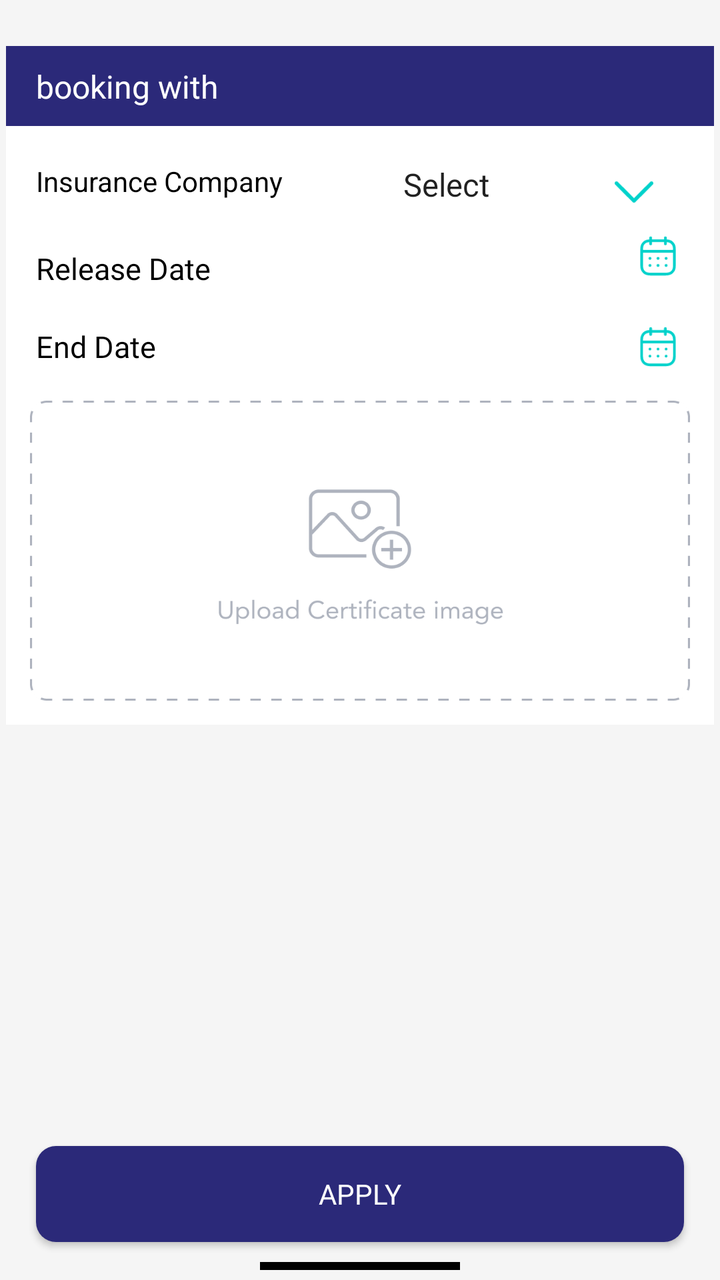
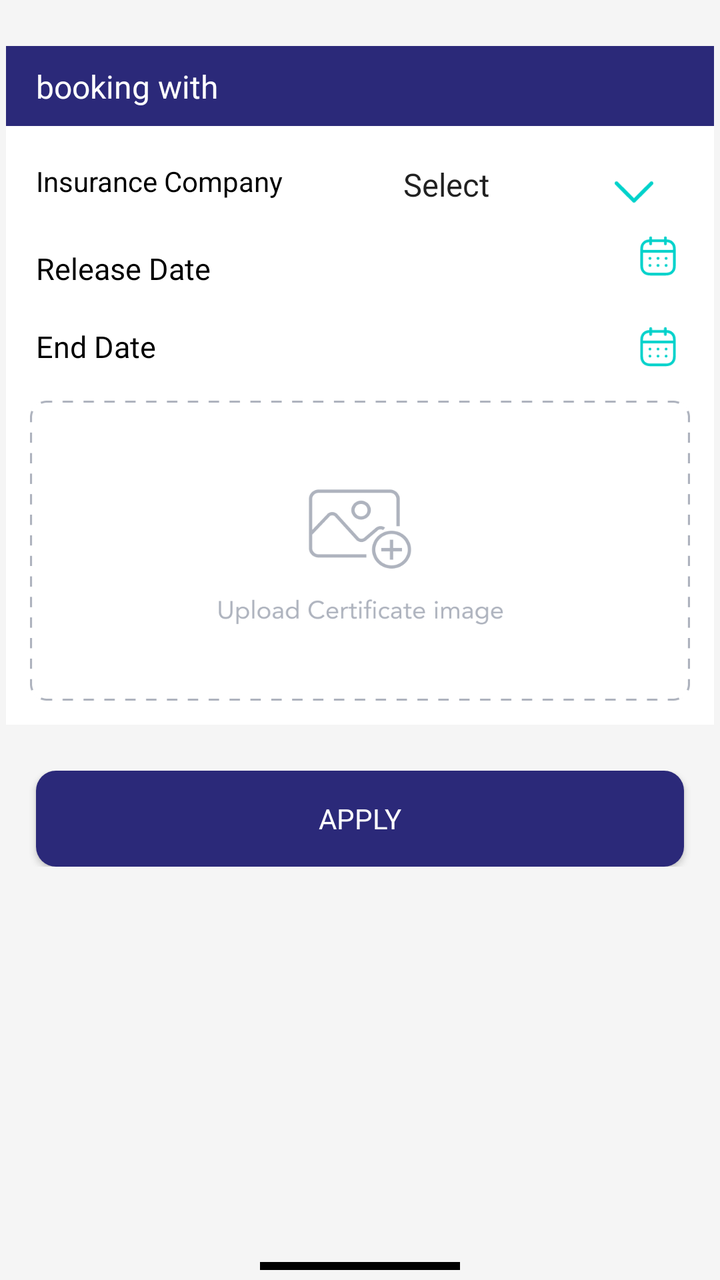

The first picture is an Android layout as it rendered before a commit; the second is the same layout after the commit. The layout source and the unified diff follow.
<!-- AndroidManifest.xml: application theme Theme.NewDesign -->
<!-- res/layout/layout_bottomsheet_bookwithinsurance.xml -->
<?xml version="1.0" encoding="utf-8"?>
<androidx.constraintlayout.widget.ConstraintLayout
    xmlns:android="http://schemas.android.com/apk/res/android"
    xmlns:app="http://schemas.android.com/apk/res-auto"
    xmlns:tools="http://schemas.android.com/tools"
    android:layout_width="match_parent"
    android:layout_height="450dp"
    android:id="@+id/bookwithinsurance"
    app:behavior_hideable="true"
    app:layout_behavior="com.google.android.material.bottomsheet.BottomSheetBehavior"
    android:background="@color/bg_color_gray"
    tools:context=".fragment.home.FilterFragment">

    <androidx.constraintlayout.widget.ConstraintLayout
        android:layout_width="match_parent"
        android:layout_height="match_parent"
        >



    <androidx.constraintlayout.widget.ConstraintLayout
        android:id="@+id/layout"
        android:layout_width="match_parent"
        android:layout_height="0dp"
        android:padding="3dp"
        app:layout_constraintBottom_toTopOf="@+id/btn_Apply"
        app:layout_constraintEnd_toEndOf="parent"
        app:layout_constraintStart_toStartOf="parent"
       app:layout_constraintTop_toTopOf="parent">


        <androidx.core.widget.NestedScrollView
            android:layout_width="match_parent"
            android:layout_height="wrap_content"
            app:layout_constraintTop_toTopOf="parent"
            app:layout_constraintEnd_toEndOf="parent"
            app:layout_constraintStart_toStartOf="parent"
            android:layout_marginBottom="15dp"
            >
            <androidx.constraintlayout.widget.ConstraintLayout
                android:layout_width="match_parent"
                android:layout_height="match_parent">

                <androidx.constraintlayout.widget.ConstraintLayout
                    android:id="@+id/layout_Examination"
                    android:layout_width="match_parent"
                    android:layout_height="wrap_content"
                    android:layout_marginTop="20dp"
                    android:background="@color/white"
                    app:layout_constraintEnd_toEndOf="parent"
                    app:layout_constraintStart_toStartOf="parent"
                    app:layout_constraintTop_toTopOf="parent">

                    <androidx.constraintlayout.widget.ConstraintLayout
                        android:id="@+id/layout_ExaminationtypeId"
                        android:layout_width="match_parent"
                        android:layout_height="40dp"
                        android:background="@color/blue"
                        app:layout_constraintEnd_toEndOf="parent"
                        app:layout_constraintStart_toStartOf="parent"
                        app:layout_constraintTop_toTopOf="parent">

                        <com.google.android.material.imageview.ShapeableImageView
                            android:id="@+id/iv_ExaminationtypearrowRight"
                            android:layout_width="20dp"
                            android:layout_height="20dp"
                            android:layout_marginEnd="15dp"
                            android:adjustViewBounds="true"
                            android:visibility="gone"
                            android:src="@drawable/ic_arrowup"
                            app:layout_constraintBottom_toBottomOf="parent"
                            app:layout_constraintEnd_toEndOf="parent"
                            app:layout_constraintTop_toTopOf="parent" />

                        <androidx.constraintlayout.widget.ConstraintLayout
                            android:id="@+id/layout_ivCollabsarrowdownExaminationtype"
                            android:layout_width="20dp"
                            android:layout_height="20dp"
                            android:layout_marginEnd="15dp"
                            android:background="@drawable/bg_circle"
                            android:visibility="gone"
                            app:layout_constraintBottom_toBottomOf="parent"
                            app:layout_constraintEnd_toEndOf="parent"
                            app:layout_constraintTop_toTopOf="parent">

                            <com.google.android.material.imageview.ShapeableImageView
                                android:id="@+id/ivCollabsarrowdownExaminationtype"
                                android:layout_width="12dp"
                                android:layout_height="12dp"
                                android:adjustViewBounds="true"
                                android:src="@drawable/ic_arrowdwonwhite"
                                app:layout_constraintBottom_toBottomOf="parent"
                                app:layout_constraintEnd_toEndOf="parent"
                                app:layout_constraintStart_toStartOf="parent"
                                app:layout_constraintTop_toTopOf="parent" />
                        </androidx.constraintlayout.widget.ConstraintLayout>


                        <androidx.appcompat.widget.AppCompatTextView
                            android:id="@+id/tv_Examinationtype"
                            android:layout_width="wrap_content"
                            android:layout_height="wrap_content"
                            android:layout_marginStart="15dp"
                            android:fontFamily="@font/avenirltstd_roman"
                            android:text="booking with "
                            android:textColor="@color/white"
                            android:textSize="16sp"
                            app:layout_constraintBottom_toBottomOf="parent"
                            app:layout_constraintStart_toStartOf="parent"
                            app:layout_constraintTop_toTopOf="parent" />
                    </androidx.constraintlayout.widget.ConstraintLayout>

                    <TextView android:layout_width="0dp" android:layout_height="wrap_content"
                              android:id="@+id/tv_companyname"
                              android:textColor="@color/black"
                              android:text="Insurance Company"
                              android:layout_marginStart="15dp"
                              app:layout_constraintStart_toStartOf="parent"
                              app:layout_constraintBottom_toBottomOf="@+id/layout_Examinationtypedetails"
                              app:layout_constraintTop_toBottomOf="@+id/layout_ExaminationtypeId"
                              app:layout_constraintEnd_toStartOf="@+id/layout_Examinationtypedetails"/>
                    <androidx.constraintlayout.widget.ConstraintLayout
                        android:id="@+id/layout_Examinationtypedetails"
                        android:layout_width="0dp"
                        android:layout_height="50dp"
                        android:layout_marginTop="5dp"
                        android:layout_marginStart="15dp"
                        android:layout_marginEnd="15dp"
                        android:layout_marginBottom="5dp"
                        app:layout_constraintEnd_toEndOf="parent"
                        app:layout_constraintStart_toEndOf="@+id/tv_companyname"
                        app:layout_constraintTop_toBottomOf="@+id/layout_ExaminationtypeId">

                        <androidx.appcompat.widget.AppCompatSpinner
                                android:id="@+id/sp_status"
                                android:layout_width="0dp"
                                android:layout_height="48dp"
                                android:layout_marginBottom="15dp"
                                android:layout_marginEnd="12dp"
                                android:layout_marginTop="20dp"
                                android:background="@drawable/spinner_style"
                                android:textSize="12sp"
                                android:entries="@array/choose"
                                app:layout_constraintBottom_toBottomOf="parent"
                                app:layout_constraintEnd_toEndOf="parent"
                                app:layout_constraintHorizontal_bias="1.0"
                                app:layout_constraintStart_toStartOf="parent"
                                app:layout_constraintTop_toTopOf="parent"
                                app:layout_constraintVertical_bias="0.6"/>

                        <androidx.appcompat.widget.AppCompatImageView
                            android:id="@+id/iv_sparrowdown"
                            android:layout_width="20dp"
                            android:layout_height="20dp"
                            android:layout_gravity="center_horizontal"
                            android:layout_marginEnd="15dp"
                            android:layout_marginBottom="12dp"
                            android:gravity="start"
                            android:src="@drawable/ic_arrowdwon"
                            app:layout_constraintBottom_toBottomOf="parent"
                            app:layout_constraintEnd_toEndOf="parent" />


                    </androidx.constraintlayout.widget.ConstraintLayout>


                    <androidx.constraintlayout.widget.ConstraintLayout
                            android:id="@+id/layout_ReleaseDate"
                            android:layout_width="match_parent"
                            android:layout_height="wrap_content"
                            android:layout_marginTop="15dp"
                            android:padding="3dp"
                            app:layout_constraintTop_toBottomOf="@+id/tv_companyname">


                        <androidx.appcompat.widget.AppCompatTextView
                                android:id="@+id/tv_ReleaseDate"
                                android:layout_width="wrap_content"
                                android:layout_height="wrap_content"
                                android:layout_marginStart="10dp"
                                android:fontFamily="@font/avenirltstd_roman"
                                android:gravity="start"
                                android:padding="2dp"
                                android:text="@string/release_date"
                                android:textColor="@color/black"
                                android:textSize="15sp"
                                app:layout_constraintBottom_toBottomOf="parent"
                                app:layout_constraintStart_toStartOf="parent"
                                app:layout_constraintTop_toTopOf="parent" />

                        <androidx.appcompat.widget.AppCompatTextView
                                android:id="@+id/releaseDate"
                                android:layout_width="0dp"
                                android:layout_height="wrap_content"
                                android:layout_marginStart="15dp"
                                android:layout_marginEnd="15dp"
                                android:fontFamily="@font/avenirltstd_black"
                                android:gravity="start"
                                android:padding="2dp"
                                android:text=""
                                android:textColor="@color/blue"
                                android:textSize="12sp"
                                app:layout_constraintStart_toEndOf="@+id/tv_ReleaseDate"
                                app:layout_constraintBottom_toBottomOf="parent"
                                app:layout_constraintTop_toTopOf="parent" />

                        <androidx.appcompat.widget.AppCompatImageView
                                android:id="@+id/iv_releaseDate"
                                android:layout_width="20dp"
                                android:layout_height="20dp"
                                android:layout_gravity="center_horizontal"
                                android:layout_marginEnd="15dp"
                                android:layout_marginBottom="12dp"
                                android:gravity="start"
                                android:src="@drawable/ic_calender"
                                app:layout_constraintTop_toTopOf="parent"
                                app:layout_constraintBottom_toBottomOf="parent"
                                app:layout_constraintEnd_toEndOf="parent" />
                    </androidx.constraintlayout.widget.ConstraintLayout>

                    <androidx.constraintlayout.widget.ConstraintLayout
                            android:id="@+id/layout_Expirydate"
                            android:layout_width="match_parent"
                            android:layout_height="wrap_content"
                            android:layout_marginTop="5dp"
                            android:layout_marginBottom="5dp"
                            android:padding="3dp"
                            app:layout_constraintTop_toBottomOf="@+id/layout_ReleaseDate">


                        <androidx.appcompat.widget.AppCompatTextView
                                android:id="@+id/tv_Expirydate"
                                android:layout_width="wrap_content"
                                android:layout_height="wrap_content"
                                android:layout_marginStart="10dp"
                                android:fontFamily="@font/avenirltstd_roman"
                                android:gravity="start"
                                android:padding="2dp"
                                android:text="@string/end_date"
                                android:textColor="@color/black"
                                android:textSize="15sp"
                                app:layout_constraintBottom_toBottomOf="parent"
                                app:layout_constraintStart_toStartOf="parent"
                                app:layout_constraintTop_toTopOf="parent" />

                        <androidx.appcompat.widget.AppCompatTextView
                                android:id="@+id/endDate"
                                android:layout_width="0dp"
                                android:layout_height="wrap_content"
                                android:layout_marginStart="15dp"
                                android:layout_marginEnd="15dp"
                                android:fontFamily="@font/avenirltstd_black"
                                android:gravity="start"
                                android:padding="2dp"
                                android:text=""
                                android:textColor="@color/blue"
                                android:textSize="12sp"
                                app:layout_constraintStart_toEndOf="@+id/tv_Expirydate"
                                app:layout_constraintBottom_toBottomOf="parent"
                                app:layout_constraintTop_toTopOf="parent" />
                        <androidx.appcompat.widget.AppCompatImageView
                                android:id="@+id/iv_endDate"
                                android:layout_width="20dp"
                                android:layout_height="20dp"
                                android:layout_gravity="center_horizontal"
                                android:layout_marginEnd="15dp"
                                android:gravity="start"
                                android:src="@drawable/ic_calender"
                                app:layout_constraintTop_toTopOf="parent"
                                app:layout_constraintBottom_toBottomOf="parent"
                                app:layout_constraintEnd_toEndOf="parent" />
                    </androidx.constraintlayout.widget.ConstraintLayout>


                    <com.google.android.material.card.MaterialCardView
                            android:id="@+id/card_certificate"
                            android:layout_width="match_parent"
                            android:layout_height="150dp"
                            android:layout_margin="12dp"
                            app:cardCornerRadius="6dp"
                            app:cardElevation="0dp"
                            app:layout_constraintBottom_toBottomOf="parent"
                            app:layout_constraintStart_toStartOf="parent"
                            app:layout_constraintEnd_toEndOf="parent"
                            app:layout_constraintTop_toBottomOf="@+id/layout_Expirydate"
                    >

                        <com.google.android.material.imageview.ShapeableImageView
                                android:id="@+id/iv_certificate"
                                android:layout_width="match_parent"
                                android:layout_height="match_parent"
                                android:scaleType="fitXY"
                                android:src="@drawable/certificate_image" />
                    </com.google.android.material.card.MaterialCardView>


                </androidx.constraintlayout.widget.ConstraintLayout>



            </androidx.constraintlayout.widget.ConstraintLayout>

        </androidx.core.widget.NestedScrollView>

    </androidx.constraintlayout.widget.ConstraintLayout>


    <androidx.appcompat.widget.AppCompatButton
        android:id="@+id/btn_Apply"
        android:layout_width="0dp"
        android:layout_height="wrap_content"
        android:layout_marginTop="15dp"
        android:layout_marginBottom="10dp"
        android:background="@drawable/bg_chooselang_button"
        android:fontFamily="@font/avenirltstd_black"
        android:padding="5dp"
        android:text="@string/apply"
        android:textColor="@color/white"
        android:textSize="14sp"
        app:layout_constraintBottom_toTopOf="@+id/imageView"
        app:layout_constraintEnd_toEndOf="parent"
        app:layout_constraintStart_toStartOf="parent"
        app:layout_constraintTop_toBottomOf="@+id/layout"
        app:layout_constraintWidth_percent=".9" />
        <ProgressBar
            android:id="@+id/progress_bar"
            android:layout_width="wrap_content"
            android:layout_height="wrap_content"
            app:layout_constraintEnd_toEndOf="@+id/btn_Apply"
            app:layout_constraintStart_toStartOf="@+id/btn_Apply"
            app:layout_constraintBottom_toBottomOf="@+id/btn_Apply"
            app:layout_constraintTop_toTopOf="@+id/btn_Apply"
            android:visibility="gone"
            />

    <ImageView
        android:id="@+id/imageView"
        android:layout_width="100dp"
        android:layout_height="4dp"
        android:layout_marginTop="20dp"
        android:layout_marginBottom="5dp"
        android:adjustViewBounds="true"
        android:background="@color/black"
        app:layout_constraintBottom_toBottomOf="parent"
        app:layout_constraintEnd_toEndOf="parent"
        app:layout_constraintStart_toStartOf="parent" />

    </androidx.constraintlayout.widget.ConstraintLayout>

</androidx.constraintlayout.widget.ConstraintLayout>
<!-- resources referenced by this layout -->
<resources>
  <array name="choose">
          <item>Select</item>
      </array>
  <color name="bg_color_gray">#F5F5F5</color>
  <color name="black">#FF000000</color>
  <color name="blue">#2B2979</color>
  <color name="white">#FFFFFFFF</color>
  <!-- drawable bg_chooselang_button (drawable) -->
  <?xml version="1.0" encoding="utf-8"?>
  <shape xmlns:android="http://schemas.android.com/apk/res/android"
      android:shape="rectangle"
      >
  
      <corners android:radius="10dp"/>
      <solid android:color="@color/blue"/>
  
  
  </shape>
  <!-- drawable bg_circle (drawable) -->
  <?xml version="1.0" encoding="utf-8"?>
  <shape xmlns:android="http://schemas.android.com/apk/res/android"
      android:shape="oval"
      >
  
      <size android:width="20dp" android:height="20dp"/>
      <solid android:color="@color/blue"/>
  
  </shape>
  <!-- drawable ic_arrowdwon (drawable) -->
  <vector xmlns:android="http://schemas.android.com/apk/res/android"
      android:width="16dp"
      android:height="10dp"
      android:viewportWidth="16"
      android:viewportHeight="10">
    <path
        android:pathData="M0.47,0.97C0.736,0.703 1.153,0.679 1.446,0.897L1.53,0.97L8,7.439L14.47,0.97C14.736,0.703 15.153,0.679 15.446,0.897L15.53,0.97C15.797,1.236 15.821,1.653 15.603,1.946L15.53,2.03L8.53,9.03C8.264,9.297 7.847,9.321 7.554,9.103L7.47,9.03L0.47,2.03C0.177,1.737 0.177,1.263 0.47,0.97Z"
        android:fillColor="#00D2CB"/>
  </vector>
  <!-- drawable ic_arrowdwonwhite (drawable) -->
  <vector xmlns:android="http://schemas.android.com/apk/res/android"
      android:width="16dp"
      android:height="10dp"
      android:viewportWidth="16"
      android:viewportHeight="10">
    <path
        android:pathData="M0.47,0.97C0.736,0.703 1.153,0.679 1.446,0.897L1.53,0.97L8,7.439L14.47,0.97C14.736,0.703 15.153,0.679 15.446,0.897L15.53,0.97C15.797,1.236 15.821,1.653 15.603,1.946L15.53,2.03L8.53,9.03C8.264,9.297 7.847,9.321 7.554,9.103L7.47,9.03L0.47,2.03C0.177,1.737 0.177,1.263 0.47,0.97Z"
        android:fillColor="#FFFFFF"/>
  </vector>
  <!-- drawable spinner_style (drawable) -->
  <?xml version="1.0" encoding="utf-8"?>
  <selector xmlns:android="http://schemas.android.com/apk/res/android"
      >
  
      <item>
          <layer-list>
              <item>
                  <shape  android:shape="rectangle">
                      <solid   android:color="@color/white"/>
                      <corners android:radius="4dp"/>
                      <padding android:left="6dp" android:right="6dp"/>
                  </shape>
  
              </item>
  
  
          </layer-list>
      </item>
  
  </selector>
  <string name="apply">Apply</string>
  <string name="end_date">End Date</string>
  <string name="release_date">Release Date</string>
  <style name="Theme.NewDesign" parent="Theme.MaterialComponents.DayNight.NoActionBar">
          
          <item name="colorPrimary">@color/purple_500</item>
          <item name="colorPrimaryVariant">@color/purple_700</item>
          <item name="colorOnPrimary">@color/white</item>
          
          <item name="colorSecondary">#0639BA</item>
          <item name="colorSecondaryVariant">@color/teal_700</item>
          <item name="colorOnSecondary">@color/black</item>
          
          <item name="android:statusBarColor">?attr/colorPrimaryVariant</item>
          
      </style>
  <color name="purple_500">#FF6200EE</color>
  <color name="purple_700">#FF3700B3</color>
  <color name="teal_700">#FF018786</color>
  <!-- unchanged entries left out for length: 3 -->
</resources>

<!-- the commit's change to res/layout/layout_bottomsheet_bookwithinsurance.xml (unified diff, before → after) -->
@@ -305,31 +305,40 @@
     </androidx.constraintlayout.widget.ConstraintLayout>
 
 
-    <androidx.appcompat.widget.AppCompatButton
-        android:id="@+id/btn_Apply"
-        android:layout_width="0dp"
-        android:layout_height="wrap_content"
-        android:layout_marginTop="15dp"
-        android:layout_marginBottom="10dp"
-        android:background="@drawable/bg_chooselang_button"
-        android:fontFamily="@font/avenirltstd_black"
-        android:padding="5dp"
-        android:text="@string/apply"
-        android:textColor="@color/white"
-        android:textSize="14sp"
-        app:layout_constraintBottom_toTopOf="@+id/imageView"
-        app:layout_constraintEnd_toEndOf="parent"
-        app:layout_constraintStart_toStartOf="parent"
-        app:layout_constraintTop_toBottomOf="@+id/layout"
-        app:layout_constraintWidth_percent=".9" />
+        <androidx.constraintlayout.widget.ConstraintLayout
+                android:id="@+id/layout_btn_applay"
+                android:layout_width="match_parent"
+                android:layout_height="wrap_content"
+                android:layout_marginTop="20dp"
+                app:layout_constraintEnd_toEndOf="parent"
+                app:layout_constraintStart_toStartOf="parent"
+                app:layout_constraintTop_toBottomOf="@+id/layout">
+
+            <androidx.appcompat.widget.AppCompatButton
+                    android:id="@+id/applay"
+                    android:layout_width="0dp"
+                    android:layout_height="wrap_content"
+                    android:background="@drawable/bg_chooselang_button"
+                    android:fontFamily="@font/avenirltstd_black"
+                    android:padding="5dp"
+                    android:text="@string/apply"
+                    android:textColor="@color/white"
+                    android:textSize="14sp"
+                    app:layout_constraintBottom_toBottomOf="parent"
+                    app:layout_constraintEnd_toEndOf="parent"
+                    app:layout_constraintStart_toStartOf="parent"
+                    app:layout_constraintWidth_percent=".9" />
+
+        </androidx.constraintlayout.widget.ConstraintLayout>
         <ProgressBar
             android:id="@+id/progress_bar"
-            android:layout_width="wrap_content"
-            android:layout_height="wrap_content"
-            app:layout_constraintEnd_toEndOf="@+id/btn_Apply"
-            app:layout_constraintStart_toStartOf="@+id/btn_Apply"
-            app:layout_constraintBottom_toBottomOf="@+id/btn_Apply"
-            app:layout_constraintTop_toTopOf="@+id/btn_Apply"
+            android:layout_width="35dp"
+            android:layout_height="35dp"
+            app:layout_constraintEnd_toEndOf="@+id/layout_btn_applay"
+            app:layout_constraintStart_toStartOf="@+id/layout_btn_applay"
+            app:layout_constraintBottom_toBottomOf="@+id/layout_btn_applay"
+            app:layout_constraintTop_toTopOf="@+id/layout_btn_applay"
+            android:indeterminateTint="@color/white"
             android:visibility="gone"
             />
 
